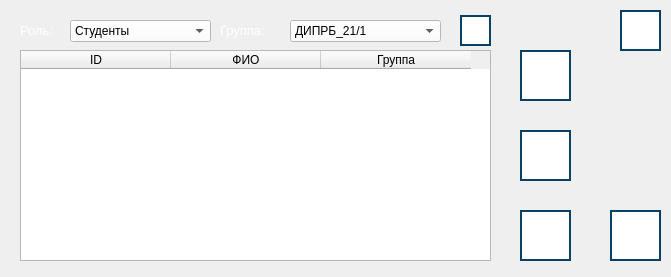
The window that adminpanelwindow.ui (RCh-stack/ray-tracing-alpha-1.3) describes before a commit, drawn with Qt 5.
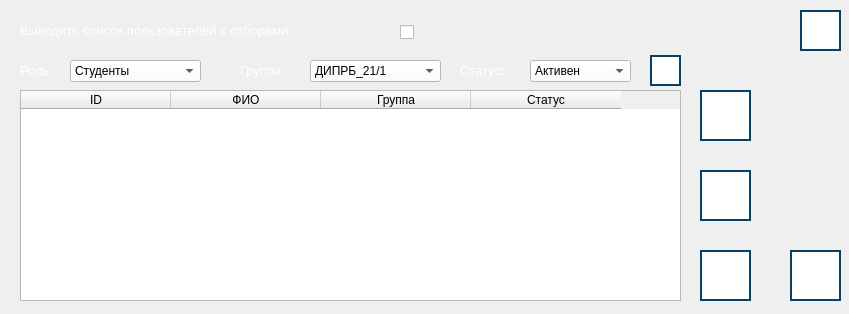
The same window after the commit. Icons and pictures are not drawn.

Patch:
```diff
--- a/adminpanelwindow.ui
+++ b/adminpanelwindow.ui
@@ -6,8 +6,8 @@
    <rect>
     <x>0</x>
     <y>0</y>
-    <width>671</width>
-    <height>277</height>
+    <width>849</width>
+    <height>314</height>
    </rect>
   </property>
   <property name="windowTitle">
@@ -17,7 +17,7 @@
    <property name="geometry">
     <rect>
      <x>20</x>
-     <y>20</y>
+     <y>60</y>
      <width>51</width>
      <height>21</height>
     </rect>
@@ -35,8 +35,8 @@
    <property name="geometry">
     <rect>
      <x>70</x>
-     <y>20</y>
-     <width>141</width>
+     <y>60</y>
+     <width>131</width>
      <height>22</height>
     </rect>
    </property>
@@ -59,8 +59,8 @@
   <widget class="QPushButton" name="button_add">
    <property name="geometry">
     <rect>
-     <x>520</x>
-     <y>50</y>
+     <x>700</x>
+     <y>90</y>
      <width>51</width>
      <height>51</height>
     </rect>
@@ -96,8 +96,8 @@
   <widget class="QPushButton" name="button_exit">
    <property name="geometry">
     <rect>
-     <x>610</x>
-     <y>210</y>
+     <x>790</x>
+     <y>250</y>
      <width>51</width>
      <height>51</height>
     </rect>
@@ -133,7 +133,7 @@
   <widget class="QPushButton" name="button_help">
    <property name="geometry">
     <rect>
-     <x>620</x>
+     <x>800</x>
      <y>10</y>
      <width>41</width>
      <height>41</height>
@@ -170,8 +170,8 @@
   <widget class="QPushButton" name="button_edit">
    <property name="geometry">
     <rect>
-     <x>520</x>
-     <y>130</y>
+     <x>700</x>
+     <y>170</y>
      <width>51</width>
      <height>51</height>
     </rect>
@@ -207,8 +207,8 @@
   <widget class="QPushButton" name="button_delete">
    <property name="geometry">
     <rect>
-     <x>520</x>
-     <y>210</y>
+     <x>700</x>
+     <y>250</y>
      <width>51</width>
      <height>51</height>
     </rect>
@@ -244,8 +244,8 @@
   <widget class="QLabel" name="label_groups">
    <property name="geometry">
     <rect>
-     <x>220</x>
-     <y>20</y>
+     <x>240</x>
+     <y>60</y>
      <width>61</width>
      <height>21</height>
     </rect>
@@ -262,9 +262,9 @@
   <widget class="QComboBox" name="comboBox_groups">
    <property name="geometry">
     <rect>
-     <x>290</x>
-     <y>20</y>
-     <width>151</width>
+     <x>310</x>
+     <y>60</y>
+     <width>131</width>
      <height>22</height>
     </rect>
    </property>
@@ -292,8 +292,8 @@
   <widget class="QPushButton" name="button_update">
    <property name="geometry">
     <rect>
-     <x>460</x>
-     <y>15</y>
+     <x>650</x>
+     <y>55</y>
      <width>31</width>
      <height>31</height>
     </rect>
@@ -324,8 +324,8 @@
    <property name="geometry">
     <rect>
      <x>20</x>
-     <y>50</y>
-     <width>471</width>
+     <y>90</y>
+     <width>661</width>
      <height>211</height>
     </rect>
    </property>
@@ -353,6 +353,80 @@
      <string>Группа</string>
     </property>
    </column>
+   <column>
+    <property name="text">
+     <string>Статус</string>
+    </property>
+   </column>
+  </widget>
+  <widget class="QLabel" name="label_status">
+   <property name="geometry">
+    <rect>
+     <x>460</x>
+     <y>60</y>
+     <width>61</width>
+     <height>21</height>
+    </rect>
+   </property>
+   <property name="font">
+    <font>
+     <pointsize>10</pointsize>
+    </font>
+   </property>
+   <property name="text">
+    <string>&lt;html&gt;&lt;head/&gt;&lt;body&gt;&lt;p&gt;&lt;span style=&quot; color:#ffffff;&quot;&gt;Статус:&lt;/span&gt;&lt;/p&gt;&lt;/body&gt;&lt;/html&gt;</string>
+   </property>
+  </widget>
+  <widget class="QComboBox" name="comboBox_status">
+   <property name="geometry">
+    <rect>
+     <x>530</x>
+     <y>60</y>
+     <width>101</width>
+     <height>22</height>
+    </rect>
+   </property>
+   <property name="styleSheet">
+    <string notr="true">background-color: rgb(255, 255, 255);
+color: rgb(0, 0, 0);
+</string>
+   </property>
+   <item>
+    <property name="text">
+     <string>Активен</string>
+    </property>
+   </item>
+   <item>
+    <property name="text">
+     <string>Удален</string>
+    </property>
+   </item>
+  </widget>
+  <widget class="QCheckBox" name="use_selection">
+   <property name="geometry">
+    <rect>
+     <x>400</x>
+     <y>22</y>
+     <width>21</width>
+     <height>20</height>
+    </rect>
+   </property>
+   <property name="text">
+    <string/>
+   </property>
+  </widget>
+  <widget class="QLabel" name="label">
+   <property name="geometry">
+    <rect>
+     <x>20</x>
+     <y>20</y>
+     <width>361</width>
+     <height>21</height>
+    </rect>
+   </property>
+   <property name="text">
+    <string>&lt;html&gt;&lt;head/&gt;&lt;body&gt;&lt;p&gt;&lt;span style=&quot; font-size:10pt; color:#ffffff;&quot;&gt;Выводить список пользователей с отборами&lt;/span&gt;&lt;/p&gt;&lt;/body&gt;&lt;/html&gt;</string>
+   </property>
   </widget>
  </widget>
  <resources/>
```
Left out of the diff: 2 changed lines with no effect on the pictures.
